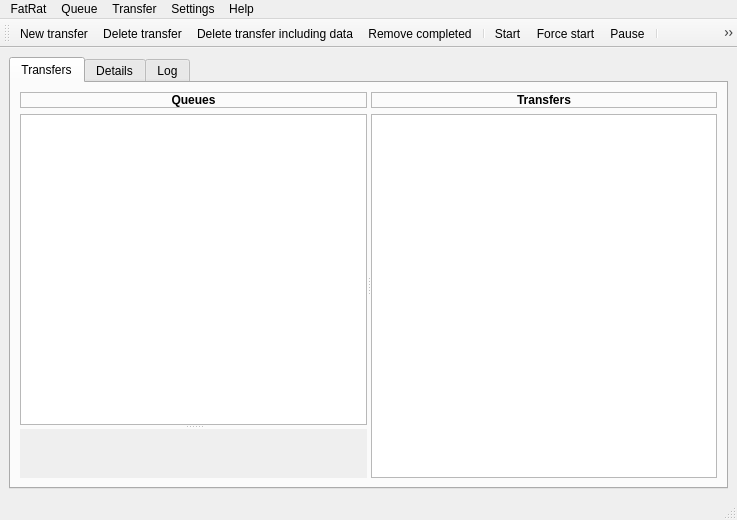
The window that MainWindow.ui (LubosD/fatrat) describes before a commit, drawn with Qt 5.
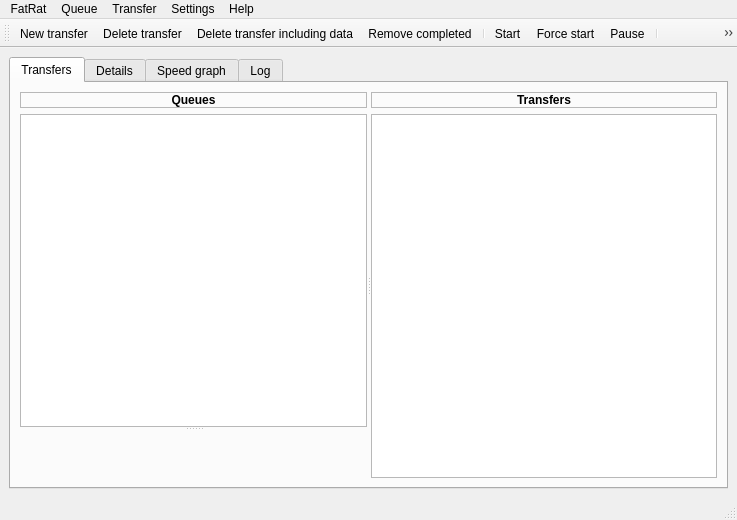
The same window after the commit. Icons and pictures are not drawn. Custom widgets are drawn as their Qt base class.

Diff of the .ui file:
```diff
--- a/MainWindow.ui
+++ b/MainWindow.ui
@@ -56,14 +56,18 @@
         <iconset resource="gfx/resources.qrc" >
          <normaloff>:/menu/main_view.png</normaloff>:/menu/main_view.png</iconset>
        </attribute>
-       <layout class="QGridLayout" >
+       <layout class="QGridLayout" name="gridLayout_2" >
         <item row="0" column="0" >
          <widget class="QSplitter" name="splitterQueues" >
           <property name="orientation" >
            <enum>Qt::Horizontal</enum>
           </property>
-          <widget class="QWidget" name="layoutWidget" >
-           <layout class="QVBoxLayout" >
+          <widget class="QSplitter" name="splitterStats" >
+           <property name="orientation" >
+            <enum>Qt::Vertical</enum>
+           </property>
+           <widget class="QWidget" name="" >
+            <layout class="QVBoxLayout" name="verticalLayout" >
             <item>
              <widget class="QLabel" name="label" >
               <property name="font" >
@@ -84,11 +88,7 @@
              </widget>
             </item>
             <item>
-             <widget class="QSplitter" name="splitterStats" >
-              <property name="orientation" >
-               <enum>Qt::Vertical</enum>
-              </property>
-              <widget class="QueueView" name="listQueues" >
+              <widget class="QueueView" name="treeQueues" >
                <property name="mouseTracking" >
                 <bool>true</bool>
                </property>
@@ -101,24 +101,35 @@
                <property name="dragDropMode" >
                 <enum>QAbstractItemView::DropOnly</enum>
                </property>
-               <property name="selectionBehavior" >
-                <enum>QAbstractItemView::SelectRows</enum>
+               <property name="rootIsDecorated" >
+                <bool>false</bool>
                </property>
-               <property name="spacing" >
-                <number>5</number>
+               <property name="uniformRowHeights" >
+                <bool>true</bool>
                </property>
-               <property name="uniformItemSizes" >
+               <property name="itemsExpandable" >
+                <bool>false</bool>
+               </property>
+               <property name="headerHidden" >
                 <bool>true</bool>
                </property>
+               <property name="expandsOnDoubleClick" >
+                <bool>false</bool>
+               </property>
+               <column>
+                <property name="text" >
+                 <string>1</string>
+                </property>
+               </column>
+              </widget>
+             </item>
+            </layout>
               </widget>
               <widget class="StatsWidget" native="1" name="widgetStats" >
                <property name="autoFillBackground" >
-                <bool>true</bool>
-               </property>
-              </widget>
-             </widget>
-            </item>
-           </layout>
+             <bool>false</bool>
+            </property>
+           </widget>
           </widget>
           <widget class="QWidget" name="layoutWidget" >
            <layout class="QVBoxLayout" >
@@ -355,6 +366,26 @@
         </item>
        </layout>
       </widget>
+      <widget class="QWidget" name="" >
+       <attribute name="title" >
+        <string>Speed graph</string>
+       </attribute>
+       <attribute name="icon" >
+        <iconset resource="gfx/resources.qrc" >
+         <normaloff>:/menu/network.png</normaloff>:/menu/network.png</iconset>
+       </attribute>
+       <layout class="QGridLayout" name="gridLayout" >
+        <property name="margin" >
+         <number>0</number>
+        </property>
+        <property name="spacing" >
+         <number>0</number>
+        </property>
+        <item row="0" column="0" >
+         <widget class="SpeedGraph" native="1" name="speedGraph" />
+        </item>
+       </layout>
+      </widget>
       <widget class="QWidget" name="tab_3" >
        <property name="geometry" >
         <rect>
@@ -826,11 +857,6 @@
   </action>
  </widget>
  <customwidgets>
-  <customwidget>
-   <class>QueueView</class>
-   <extends>QListWidget</extends>
-   <header>QueueView.h</header>
-  </customwidget>
   <customwidget>
    <class>MainTab</class>
    <extends>QTabWidget</extends>
@@ -848,6 +874,17 @@
    <header>StatsWidget.h</header>
    <container>1</container>
   </customwidget>
+  <customwidget>
+   <class>SpeedGraph</class>
+   <extends>QWidget</extends>
+   <header>SpeedGraph.h</header>
+   <container>1</container>
+  </customwidget>
+  <customwidget>
+   <class>QueueView</class>
+   <extends>QTreeWidget</extends>
+   <header>QueueView.h</header>
+  </customwidget>
  </customwidgets>
  <resources>
   <include location="gfx/resources.qrc" />
```
Left out of the diff: 5 changed lines with no effect on the pictures. Lines whose indentation alone changed are shown as unchanged.
